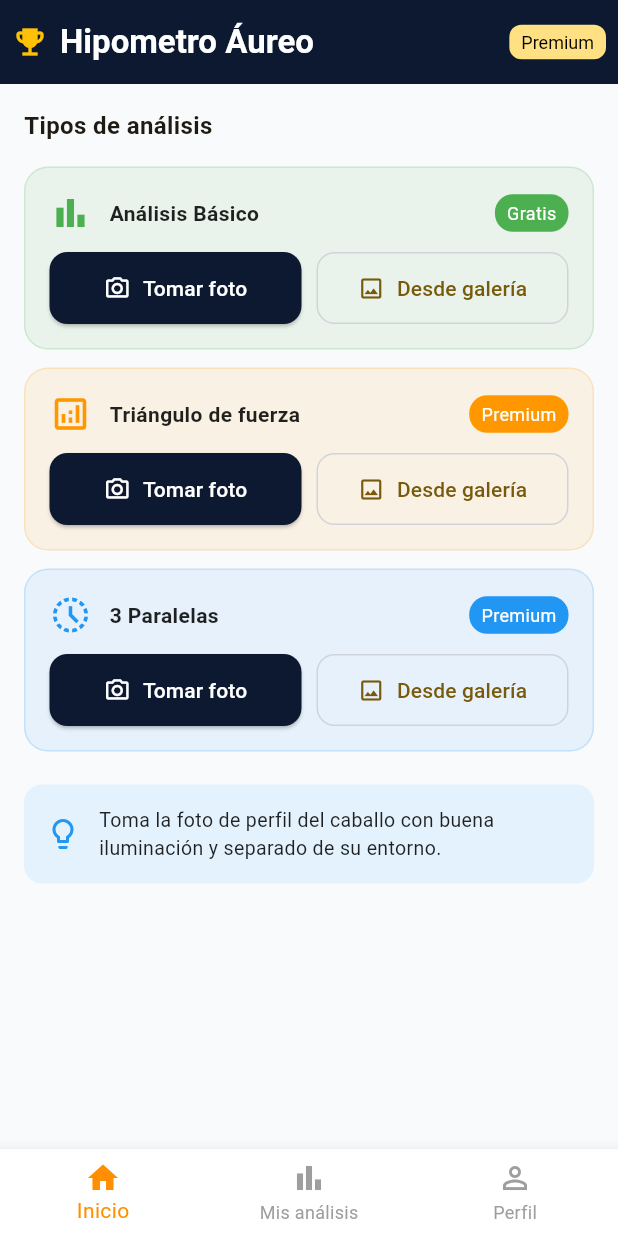
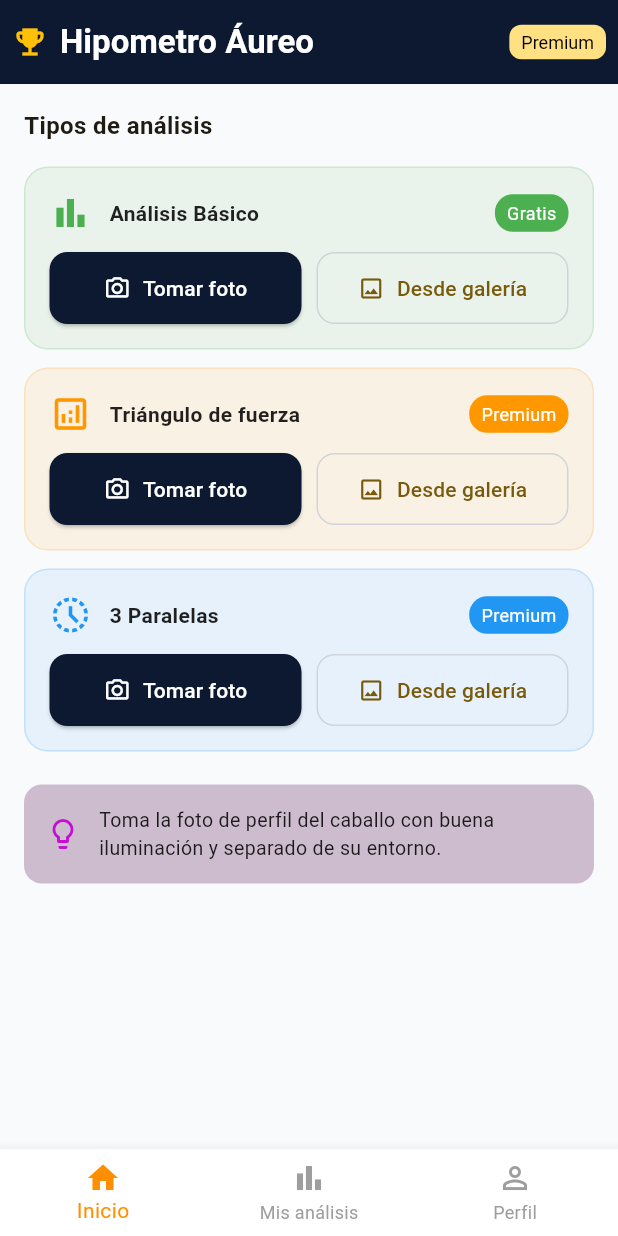
Before and after one commit to ignrodvaz/SoleraBravoApp, a Flutter app: the screen it shows after launch, on a phone screen of 412 x 824 dp. Run offline on Flutter 3.47's test engine with Material 3 defaults, Android fonts, the phone set to English and light mode, and no system bars; our stand-ins replace google_fonts, image_picker.

Commit message:
color bombilla cambiado+botones tomar foto en cada análisis

```diff
--- a/solerabravoapp/lib/main.dart
+++ b/solerabravoapp/lib/main.dart
@@ -244,11 +244,11 @@ class HomePage extends StatelessWidget {
           Container(
             padding: const EdgeInsets.all(14),
             decoration: BoxDecoration(
-              color: Colors.blue.shade50,
+              color: const Color.fromARGB(255, 205, 188, 206),
               borderRadius: BorderRadius.circular(12),
             ),
             child: Row(children: const [
-              Icon(Icons.lightbulb_outline, color: Colors.blue),
+              Icon(Icons.lightbulb_outline, color: Color.fromARGB(255, 194, 15, 210)),
               SizedBox(width: 12),
               Expanded(
                 child: Text(
```
